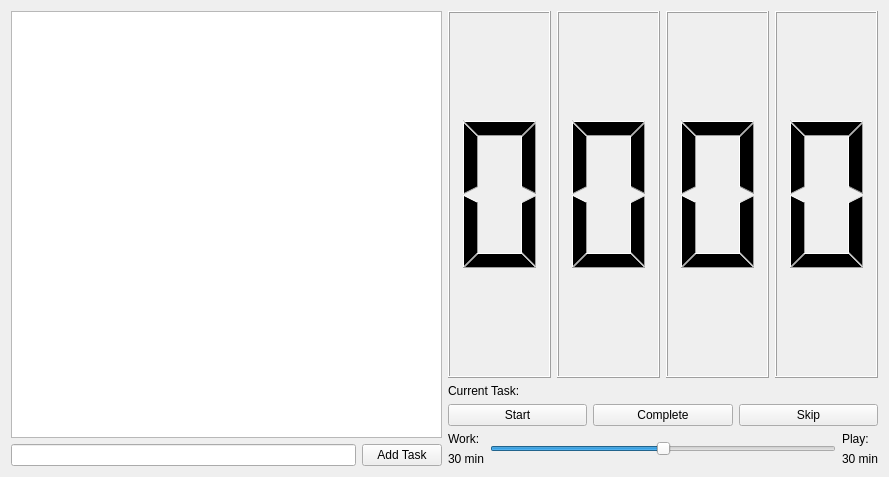
This is MainWindow.ui in OniLink/Work-Play-Timer as Qt 5 draws it before an edit. The edited form follows.
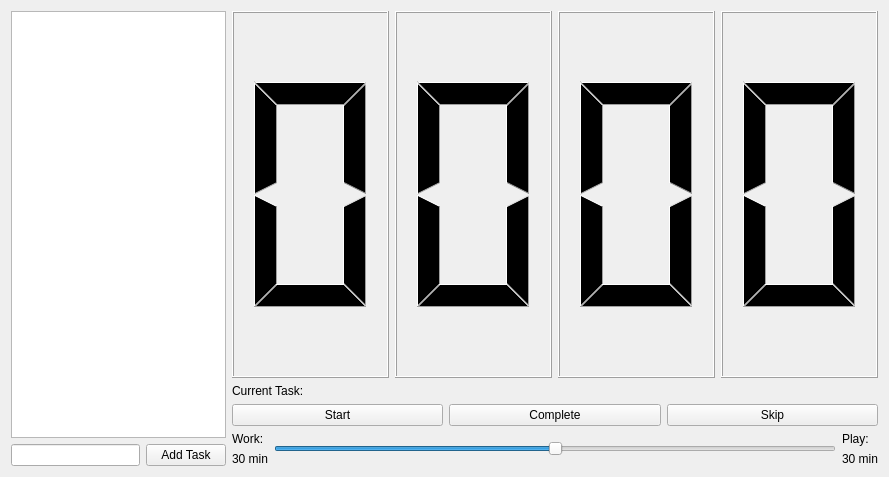
This is the edited form.

Commit message: All known bugs squashed. All that remains is adding the alert.

Patch:
```diff
--- a/MainWindow.ui
+++ b/MainWindow.ui
@@ -14,7 +14,7 @@
    <string>Work-Play Timer</string>
   </property>
   <widget class="QWidget" name="centralWidget">
-   <layout class="QHBoxLayout" name="horizontalLayout_8">
+   <layout class="QHBoxLayout" name="horizontalLayout_8" stretch="1,3">
     <item>
      <layout class="QVBoxLayout" name="verticalLayout">
       <item>
```
Left out of the diff: 17 changed lines with no effect on the pictures. The commit also changes 2 other files.
